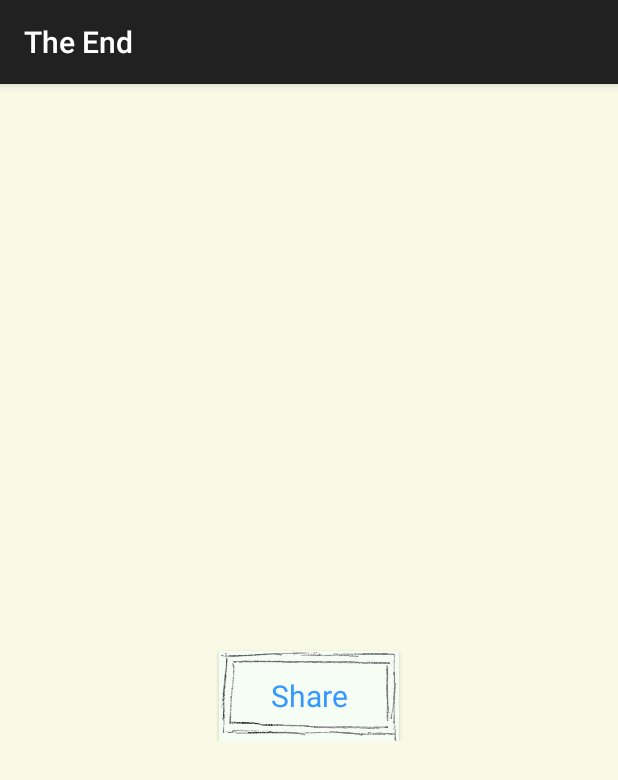
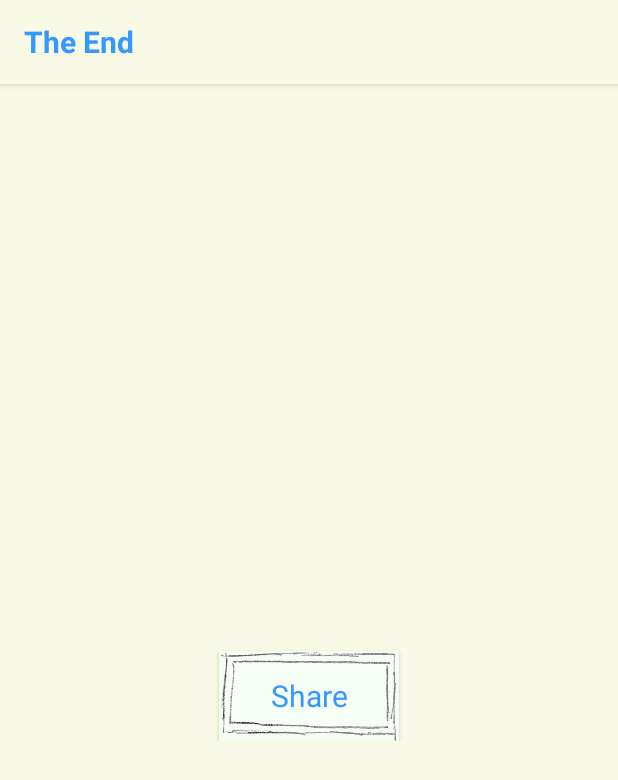
Before and after one commit to LumbralesSoftware/WhatDoYouDo, an Android app: the FinishActivity screen opened directly, with no data from a screen before it, on a phone screen of 412 x 824 dp. Shown: the top 780 px of the screen. Run offline under Robolectric (Android 15) with nearby library versions, the light colour scheme and no system bars; Roboto replaces fonts that are not available here.

Commit message:
changeing codeversion and coloractionBar

```diff
--- a/android/app/build.gradle
+++ b/android/app/build.gradle
@@ -8,8 +8,8 @@ android {
         applicationId "com.thedeveloperworldisyours.whatdoyoudoandroid"
         minSdkVersion 10
         targetSdkVersion 21
-        versionCode 1
-        versionName "1.0"
+        versionCode 2
+        versionName "1.1"
     }
     buildTypes {
         release {
--- a/android/app/src/main/res/values/styles.xml
+++ b/android/app/src/main/res/values/styles.xml
@@ -2,8 +2,20 @@
 
     <!-- Base application theme. -->
     <style name="AppTheme" parent="Theme.AppCompat.Light.DarkActionBar">
-        <!-- Customize your theme here. -->
+        <item name="actionBarStyle">@style/Acitionbarstyle</item>
     </style>
+
+    <style name="Acitionbarstyle" parent="@style/Widget.AppCompat.Light.ActionBar">
+        <item name="background">@color/crema</item>
+        <item name="titleTextStyle">@style/TitleTextStyle</item>
+    </style>
+
+    <style name="TitleTextStyle">
+        <item name="android:textColor">@color/blue</item>
+        <item name="android:textStyle">bold</item>
+        <item name="android:textSize">20sp</item>
+    </style>
+
     <style name="NumberStyle" parent="@android:style/TextAppearance.Medium">
         <item name="android:textColor">@color/blue</item>
         <item name="android:textSize">50sp</item>
```
